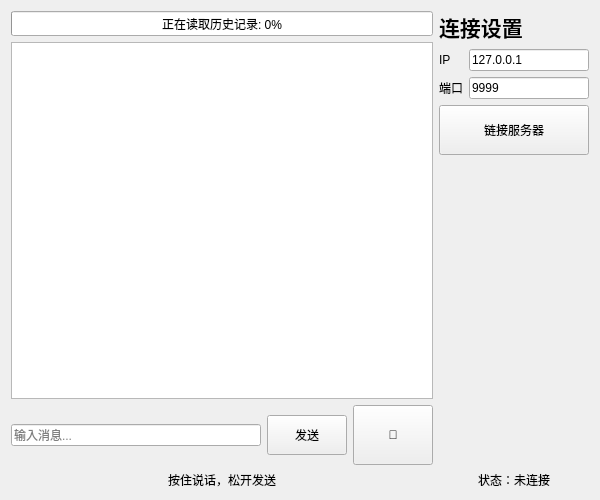
First picture: the form in Client_Qt/Client/widget.ui, repository lazale666/Smart-Medica-Terminal, before the edit.
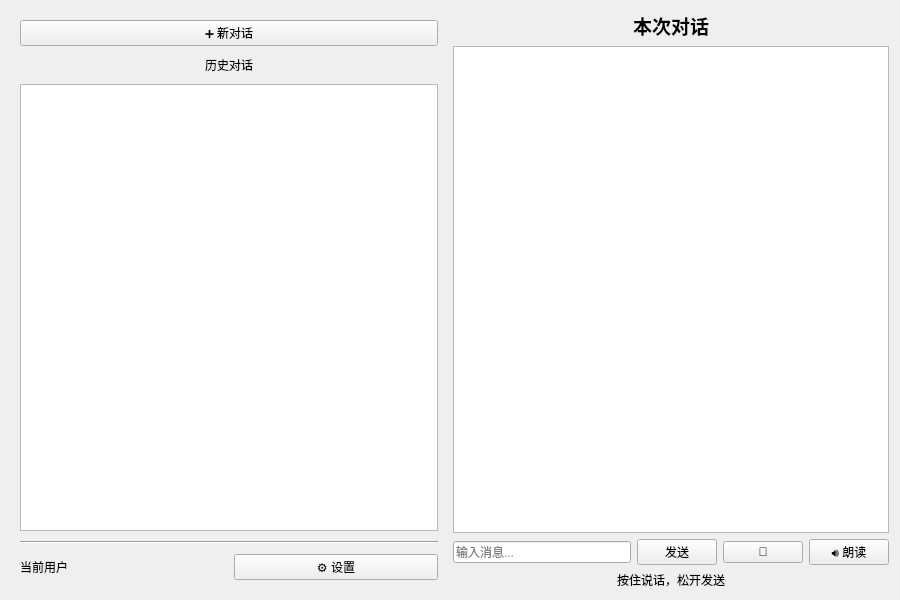
Second picture: the form after the edit.

Commit message: 简单优化Qt的ui界面布局，修复若干小bug，新增设置功能

Patch:
```diff
--- a/Client_Qt/Client/widget.ui
+++ b/Client_Qt/Client/widget.ui
@@ -6,8 +6,8 @@
    <rect>
     <x>0</x>
     <y>0</y>
-    <width>600</width>
-    <height>500</height>
+      <width>900</width>
+      <height>600</height>
    </rect>
   </property>
   <property name="windowTitle">
@@ -15,49 +15,99 @@
   </property>
   <layout class="QHBoxLayout" name="horizontalLayout_3">
    <item>
-    <layout class="QVBoxLayout" name="verticalLayout">
+      <widget class="QWidget" name="leftWidget">
+        <property name="minimumWidth">
+          <number>220</number>
+        </property>
+        <property name="maximumWidth">
+          <number>220</number>
+        </property>
+        <layout class="QVBoxLayout" name="leftLayout">
+          <property name="spacing">
+            <number>10</number>
+          </property>
      <item>
-      <widget class="QProgressBar" name="historyProgressBar">
-       <property name="minimumSize">
-        <size>
-         <width>0</width>
-         <height>25</height>
-        </size>
-       </property>
-       <property name="maximum">
-        <number>100</number>
-       </property>
-       <property name="value">
-        <number>0</number>
-       </property>
-       <property name="textVisible">
-        <bool>true</bool>
-       </property>
-       <property name="format">
-        <string>正在读取历史记录: %p%</string>
+            <widget class="QPushButton" name="newChatBtn">
+              <property name="text">
+                <string>➕ 新对话</string>
+              </property>
+              <property name="minimumHeight">
+                <number>40</number>
+              </property>
+            </widget>
+          </item>
+          <item>
+            <widget class="QLabel" name="historyTitle">
+              <property name="text">
+                <string>历史对话</string>
+              </property>
+              <property name="alignment">
+                <set>Qt::AlignCenter</set>
+              </property>
+            </widget>
+          </item>
+          <item>
+            <widget class="QListWidget" name="historyList"/>
+          </item>
+          <item>
+            <widget class="Line" name="line">
+              <property name="orientation">
+                <enum>Qt::Horizontal</enum>
+              </property>
+            </widget>
+          </item>
+          <item>
+            <layout class="QHBoxLayout" name="userLayout">
+              <item>
+                <widget class="QLabel" name="userLabel">
+                  <property name="text">
+                    <string>当前用户</string>
+                  </property>
+                </widget>
+              </item>
+              <item>
+            <widget class="QPushButton" name="settingsBtn">
+              <property name="text">
+                <string>⚙️ 设置</string>
+              </property>
+            </widget>
+          </item>
+            </layout>
+          </item>
+        </layout>
+      </widget>
+    </item>
+
+    <!-- 右侧聊天区域 -->
+    <item>
+      <layout class="QVBoxLayout" name="rightLayout">
+        <item>
+          <widget class="QLabel" name="chatTitleLabel">
+            <property name="text">
+              <string>本次对话</string>
+            </property>
+            <property name="alignment">
+              <set>Qt::AlignCenter</set>
+            </property>
+            <property name="font">
+              <font>
+                <pointsize>14</pointsize>
+                <bold>true</bold>
+              </font>
        </property>
       </widget>
      </item>
      <item>
       <widget class="QTextBrowser" name="textBrowser">
-       <property name="minimumSize">
-        <size>
-         <width>350</width>
-         <height>0</height>
-        </size>
+            <property name="openExternalLinks">
+              <bool>true</bool>
        </property>
       </widget>
      </item>
      <item>
-      <layout class="QHBoxLayout" name="horizontalLayout_2">
+          <layout class="QHBoxLayout" name="inputLayout">
        <item>
         <widget class="QLineEdit" name="lineEdit">
-         <property name="minimumSize">
-          <size>
-           <width>250</width>
-           <height>0</height>
-          </size>
-         </property>
          <property name="placeholderText">
           <string>输入消息...</string>
          </property>
@@ -65,12 +115,6 @@
        </item>
        <item>
         <widget class="QPushButton" name="pushButton">
-         <property name="minimumSize">
-          <size>
-           <width>60</width>
-           <height>40</height>
-          </size>
-         </property>
          <property name="text">
           <string>发送</string>
          </property>
@@ -78,15 +122,22 @@
        </item>
        <item>
         <widget class="QPushButton" name="voiceBtn">
-         <property name="minimumSize">
-          <size>
-           <width>60</width>
-           <height>60</height>
-          </size>
-         </property>
          <property name="text">
           <string>🎤</string>
          </property>
+                <property name="minimumWidth">
+                  <number>50</number>
+                </property>
+              </widget>
+            </item>
+            <item>
+              <widget class="QPushButton" name="readBtn">
+                <property name="text">
+                  <string>🔊 朗读</string>
+                </property>
+                <property name="minimumWidth">
+                  <number>60</number>
+                </property>
         </widget>
        </item>
       </layout>
@@ -103,95 +154,6 @@
      </item>
     </layout>
    </item>
-   <item>
-    <layout class="QVBoxLayout" name="verticalLayout_2">
-     <item>
-      <widget class="QLabel" name="titleLabel">
-       <property name="font">
-        <font>
-         <pointsize>16</pointsize>
-         <weight>75</weight>
-         <bold>true</bold>
-        </font>
-       </property>
-       <property name="text">
-        <string>连接设置</string>
-       </property>
-      </widget>
-     </item>
-     <item>
-      <layout class="QFormLayout" name="formLayout">
-       <property name="formAlignment">
-        <set>Qt::AlignCenter</set>
-       </property>
-       <item row="0" column="0">
-        <widget class="QLabel" name="label">
-         <property name="text">
-          <string>IP</string>
-         </property>
-        </widget>
-       </item>
-       <item row="0" column="1">
-        <widget class="QLineEdit" name="lineEdit_2">
-         <property name="text">
-          <string>127.0.0.1</string>
-         </property>
-        </widget>
-       </item>
-       <item row="1" column="0">
-        <widget class="QLabel" name="label_2">
-         <property name="text">
-          <string>端口</string>
-         </property>
-        </widget>
-       </item>
-       <item row="1" column="1">
-        <widget class="QLineEdit" name="lineEdit_3">
-         <property name="text">
-          <string>9999</string>
-         </property>
-        </widget>
-       </item>
-      </layout>
-     </item>
-     <item>
-      <widget class="QPushButton" name="pushButton_2">
-       <property name="minimumSize">
-        <size>
-         <width>120</width>
-         <height>50</height>
-        </size>
-       </property>
-       <property name="text">
-        <string>链接服务器</string>
-       </property>
-      </widget>
-     </item>
-     <item>
-      <spacer name="verticalSpacer">
-       <property name="orientation">
-        <enum>Qt::Vertical</enum>
-       </property>
-       <property name="sizeHint" stdset="0">
-        <size>
-         <width>20</width>
-         <height>40</height>
-        </size>
-       </property>
-      </spacer>
-     </item>
-     <item>
-      <widget class="QLabel" name="statusLabel">
-       <property name="text">
-        <string>状态：未连接</string>
-       </property>
-       <property name="alignment">
-        <set>Qt::AlignCenter</set>
-       </property>
-      </widget>
-     </item>
-    </layout>
-   </item>
   </layout>
  </widget>
  <resources/>
```
Left out of the diff: 10 changed lines with no effect on the pictures. Lines whose indentation alone changed are shown as unchanged. The commit also changes 12 other files.
